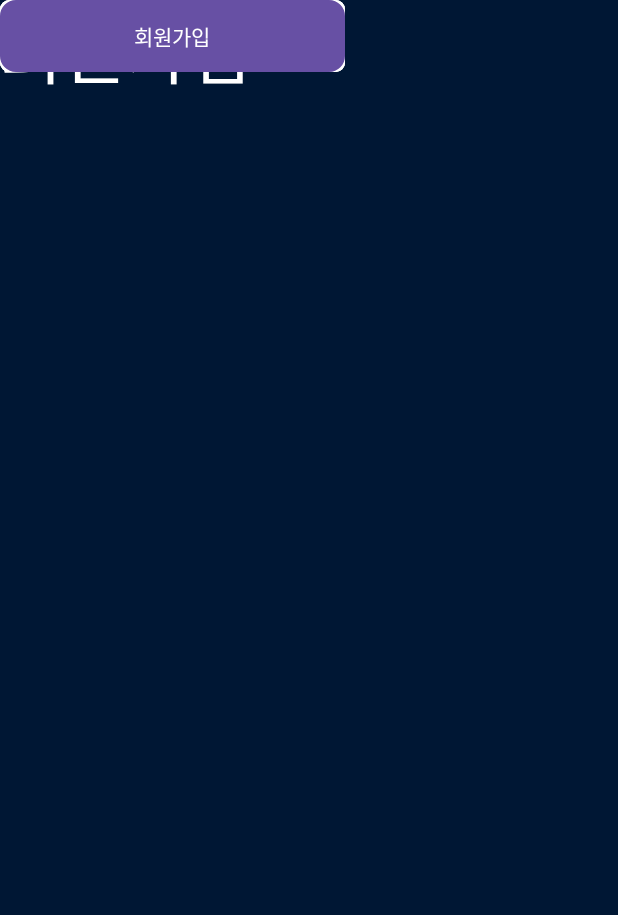
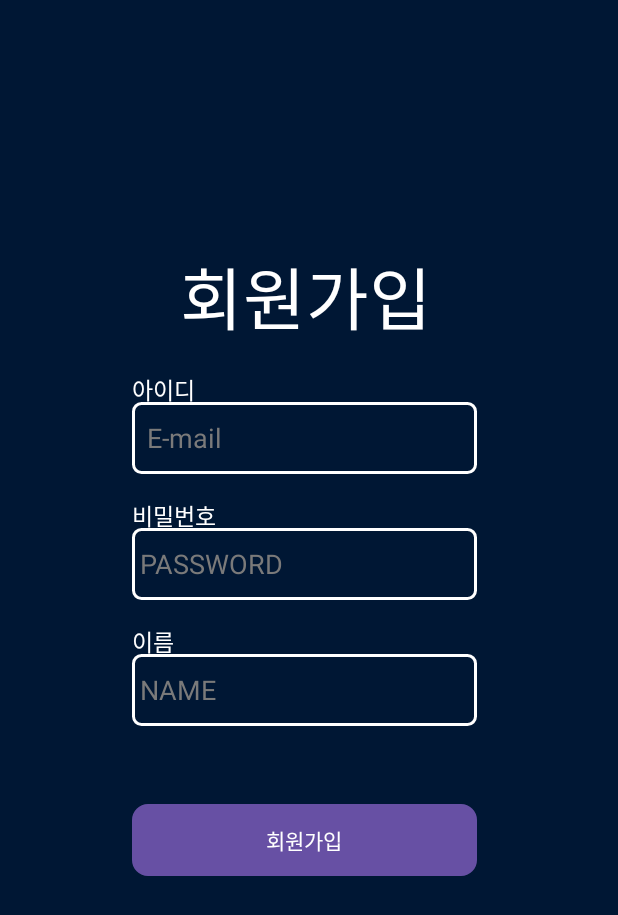
Before and after one commit to jiwon7910/DriveGuardian, an Android app: the RegisterActivity screen opened directly, with no data from a screen before it, on a phone screen of 412 x 824 dp. Shown: the top 915 px of the screen. Run offline under Robolectric (Android 15) with nearby library versions, the phone set to English and light mode, and no system bars; our stand-ins replace Firebase (no records; nobody signed in at launch, a user with empty details on screens opened directly).

Commit message:
login and start page fin

```diff
--- a/app/src/main/AndroidManifest.xml
+++ b/app/src/main/AndroidManifest.xml
@@ -16,11 +16,13 @@
         android:supportsRtl="true"
         android:theme="@style/Theme.DriveGuardian"
         tools:targetApi="31">
-        <activity android:name=".MainActivity" />
+        <activity android:name=".MainActivity"
+            android:exported="true"/>
         <activity
             android:name=".LoginActivity"
             android:exported="true" />
-        <activity android:name=".RegisterActivity" />
+        <activity android:name=".RegisterActivity"
+            android:exported="true"/>
         <activity
             android:name=".SplashActivity"
             android:exported="true">
--- a/app/src/main/java/com/wallaby/driveguardian/MainActivity.java
+++ b/app/src/main/java/com/wallaby/driveguardian/MainActivity.java
@@ -44,8 +44,5 @@ public class MainActivity extends AppCompatActivity {
             }
         });
 
-
     }
-
-
 }
--- a/app/src/main/java/com/wallaby/driveguardian/SplashActivity.java
+++ b/app/src/main/java/com/wallaby/driveguardian/SplashActivity.java
@@ -15,7 +15,6 @@ public class SplashActivity extends AppCompatActivity{
         public void run() {
             //splash 화면 실행 이후에 login 화면으로 넘어가는 코드
             Intent intent = new Intent(SplashActivity.this, LoginActivity.class);
-//            intent.addFlags(Intent.FLAG_ACTIVITY_NO_ANIMATION);
             startActivity(intent);
             finish();
         }
--- a/app/src/main/res/drawable/button_bg.xml
+++ b/app/src/main/res/drawable/button_bg.xml
@@ -1,5 +1,7 @@
 <shape xmlns:android="http://schemas.android.com/apk/res/android"
     android:shape="rectangle">
+
+    <solid android:color="#A3C7E3" />
 
     <corners
         android:bottomLeftRadius="5dp"
--- a/app/src/main/res/drawable/button_round.xml
+++ b/app/src/main/res/drawable/button_round.xml
@@ -2,7 +2,7 @@
 <shape xmlns:android="http://schemas.android.com/apk/res/android"
     android:padding="10dp"
     android:shape="rectangle" >
-    <solid android:color="#FFFFFF" />
+    <solid android:color="#A3C7E3" />
     <stroke
         android:width="1dp"
         android:color="#929292"/>
--- a/app/src/main/res/layout/activity_register.xml
+++ b/app/src/main/res/layout/activity_register.xml
@@ -7,102 +7,119 @@
     android:background="#001734"
     tools:context=".RegisterActivity">
 
+
+    <EditText
+        android:id="@+id/et_register_nickname"
+        android:layout_width="230dp"
+        android:layout_height="48dp"
+        android:layout_marginStart="88dp"
+        android:layout_marginTop="436dp"
+        android:background="@drawable/edit_bg"
+        android:textColor="@color/white"
+        android:ems="10"
+        android:hint="NAME"
+        android:inputType="textPersonName"
+        android:paddingStart="5dp"
+        android:textColorHint="@color/gray"
+        app:layout_constraintStart_toStartOf="parent"
+        app:layout_constraintTop_toTopOf="parent"
+        tools:ignore="HardcodedText,MissingConstraints" />
+
     <TextView
         android:layout_width="wrap_content"
         android:layout_height="wrap_content"
+        android:layout_marginStart="120dp"
+        android:layout_marginTop="164dp"
         android:text="회원가입"
         android:textColor="@color/white"
         android:textSize="45sp"
-        tools:ignore="HardcodedText,MissingConstraints"
-        tools:layout_editor_absoluteX="122dp"
-        tools:layout_editor_absoluteY="68dp" />
+        app:layout_constraintStart_toStartOf="parent"
+        app:layout_constraintTop_toTopOf="parent"
+        tools:ignore="HardcodedText,MissingConstraints" />
 
+    <TextView
+        android:id="@+id/tv_register_id"
+        android:layout_width="wrap_content"
+        android:layout_height="wrap_content"
+        android:layout_marginStart="88dp"
+        android:layout_marginTop="248dp"
+        android:text="아이디"
+        android:textColor="@color/white"
+        android:textSize="15sp"
+        app:layout_constraintStart_toStartOf="parent"
+        app:layout_constraintTop_toTopOf="parent"
+        tools:ignore="HardcodedText,MissingConstraints" />
+
+    <TextView
+        android:id="@+id/tv_register_nickname"
+        android:layout_width="wrap_content"
+        android:layout_height="wrap_content"
+        android:layout_marginStart="88dp"
+        android:layout_marginTop="416dp"
+        android:text="이름"
+        android:textColor="@color/white"
+        android:textSize="15sp"
+        app:layout_constraintStart_toStartOf="parent"
+        app:layout_constraintTop_toTopOf="parent"
+        tools:ignore="HardcodedText,MissingConstraints" />
+
+    <EditText
+        android:id="@+id/et_register_pw"
+        android:layout_width="230dp"
+        android:layout_height="48dp"
+        android:layout_marginStart="88dp"
+        android:layout_marginTop="352dp"
+        android:background="@drawable/edit_bg"
+        android:ems="10"
+        android:hint="PASSWORD"
+        android:inputType="textPersonName"
+        android:textColor="@color/white"
+        android:paddingStart="5dp"
+        android:textColorHint="@color/gray"
+        app:layout_constraintStart_toStartOf="parent"
+        app:layout_constraintTop_toTopOf="parent"
+        tools:ignore="HardcodedText,MissingConstraints" />
 
     <EditText
         android:id="@+id/et_register_id"
         android:layout_width="230dp"
         android:layout_height="48dp"
+        android:layout_marginStart="88dp"
+        android:layout_marginTop="268dp"
         android:background="@drawable/edit_bg"
+        android:textColor="@color/white"
         android:ems="10"
         android:hint=" E-mail"
-        android:textColorHint="@color/gray"
         android:inputType="textEmailAddress"
         android:paddingStart="5dp"
-        tools:ignore="HardcodedText,MissingConstraints,RtlSymmetry"
-        tools:layout_editor_absoluteX="90dp"
-        tools:layout_editor_absoluteY="220dp" />
+        android:textColorHint="@color/gray"
+        app:layout_constraintStart_toStartOf="parent"
+        app:layout_constraintTop_toTopOf="parent"
+        tools:ignore="HardcodedText,MissingConstraints,RtlSymmetry" />
 
-    <EditText
-        android:id="@+id/et_register_pw"
+    <Button
+        android:id="@+id/btn_register_button"
         android:layout_width="230dp"
         android:layout_height="48dp"
-        android:background="@drawable/edit_bg"
-        android:ems="10"
-        android:hint="PASSWORD"
-        android:textColorHint="@color/gray"
-        android:inputType="textPersonName"
-        android:paddingStart="5dp"
-        tools:ignore="HardcodedText,MissingConstraints"
-        tools:layout_editor_absoluteX="90dp"
-        tools:layout_editor_absoluteY="304dp" />
-
-    <EditText
-        android:id="@+id/et_register_nickname"
-        android:layout_width="230dp"
-        android:layout_height="48dp"
-        android:background="@drawable/edit_bg"
-        android:ems="10"
-        android:hint="NAME"
-        android:textColorHint="@color/gray"
-        android:inputType="textPersonName"
-        android:paddingStart="5dp"
-        tools:ignore="HardcodedText,MissingConstraints"
-        tools:layout_editor_absoluteX="90dp"
-        tools:layout_editor_absoluteY="389dp" />
+        android:layout_marginStart="88dp"
+        android:layout_marginTop="536dp"
+        android:background="@drawable/button_round"
+        android:text="회원가입"
+        app:layout_constraintStart_toStartOf="parent"
+        app:layout_constraintTop_toTopOf="parent"
+        tools:ignore="HardcodedText,MissingConstraints" />
 
     <TextView
         android:id="@+id/tv_register_pw"
         android:layout_width="wrap_content"
         android:layout_height="wrap_content"
+        android:layout_marginStart="88dp"
+        android:layout_marginTop="332dp"
         android:text="비밀번호"
         android:textColor="@color/white"
         android:textSize="15sp"
-        tools:ignore="HardcodedText,MissingConstraints"
-        tools:layout_editor_absoluteX="90dp"
-        tools:layout_editor_absoluteY="282dp" />
-
-
-    <TextView
-        android:id="@+id/tv_register_nickname"
-        android:layout_width="wrap_content"
-        android:layout_height="wrap_content"
-        android:text="이름"
-        android:textColor="@color/white"
-        android:textSize="15sp"
-        tools:ignore="HardcodedText,MissingConstraints"
-        tools:layout_editor_absoluteX="90dp"
-        tools:layout_editor_absoluteY="367dp">
-    </TextView>
-
-    <TextView
-        android:id="@+id/tv_register_id"
-        android:layout_width="wrap_content"
-        android:layout_height="wrap_content"
-        android:text="아이디"
-        android:textColor="@color/white"
-        android:textSize="15sp"
-        tools:ignore="HardcodedText,MissingConstraints"
-        tools:layout_editor_absoluteX="90dp"
-        tools:layout_editor_absoluteY="198dp" />
-
-    <Button
-        android:id="@+id/btn_register_button"
-        android:layout_width="230dp"
-        android:layout_height="48dp"
-        android:background="@drawable/button_round"
-        android:text="회원가입"
-        tools:ignore="HardcodedText,MissingConstraints"
-        tools:layout_editor_absoluteX="90dp"
-        tools:layout_editor_absoluteY="480dp" />
+        app:layout_constraintStart_toStartOf="parent"
+        app:layout_constraintTop_toTopOf="parent"
+        tools:ignore="HardcodedText,MissingConstraints" />
 
 </androidx.constraintlayout.widget.ConstraintLayout>
--- a/app/src/main/res/layout/toolbar.xml
+++ b/app/src/main/res/layout/toolbar.xml
@@ -1,6 +1,7 @@
 <?xml version="1.0" encoding="utf-8"?>
 <androidx.appcompat.widget.Toolbar xmlns:android="http://schemas.android.com/apk/res/android"
     xmlns:app="http://schemas.android.com/apk/res-auto"
+    xmlns:tools="http://schemas.android.com/tools"
     android:id="@+id/toolbar"
     android:layout_width="match_parent"
     android:layout_height="60dp"
@@ -12,13 +13,13 @@
         android:id="@+id/iv_save_back"
         android:layout_width="40dp"
         android:layout_height="33dp"
-        android:background="@drawable/ic_baseline_arrow_back_24"
         app:layout_constraintBottom_toBottomOf="@+id/toolbar"
         app:layout_constraintEnd_toStartOf="@+id/tv_save_title"
         app:layout_constraintHorizontal_bias="0.064"
         app:layout_constraintStart_toStartOf="parent"
         app:layout_constraintTop_toTopOf="@+id/toolbar"
-        app:layout_constraintVertical_bias="0.481">
+        app:layout_constraintVertical_bias="0.481"
+        tools:ignore="ContentDescription">
     </ImageView>
 
 </androidx.appcompat.widget.Toolbar>
--- a/app/src/main/res/values/colors.xml
+++ b/app/src/main/res/values/colors.xml
@@ -1,8 +1,8 @@
 <?xml version="1.0" encoding="utf-8"?>
 <resources>
-    <color name="purple_200">#38629C</color>
-    <color name="purple_500">#002759</color>
-    <color name="purple_700">#001734</color>
+    <color name="blue_200">#38629C</color>
+    <color name="blue_500">#002759</color>
+    <color name="blue_700">#001734</color>
     <color name="teal_200">#FF03DAC5</color>
     <color name="teal_700">#FF018786</color>
     <color name="black">#FF000000</color>
```
Also changed, not shown: app/src/main/java/com/wallaby/driveguardian/LoginActivity.java (+16 -24 lines), app/src/main/res/layout/activity_login.xml (+87 -67 lines), app/src/main/res/layout/activity_main.xml (+15 -14 lines).
